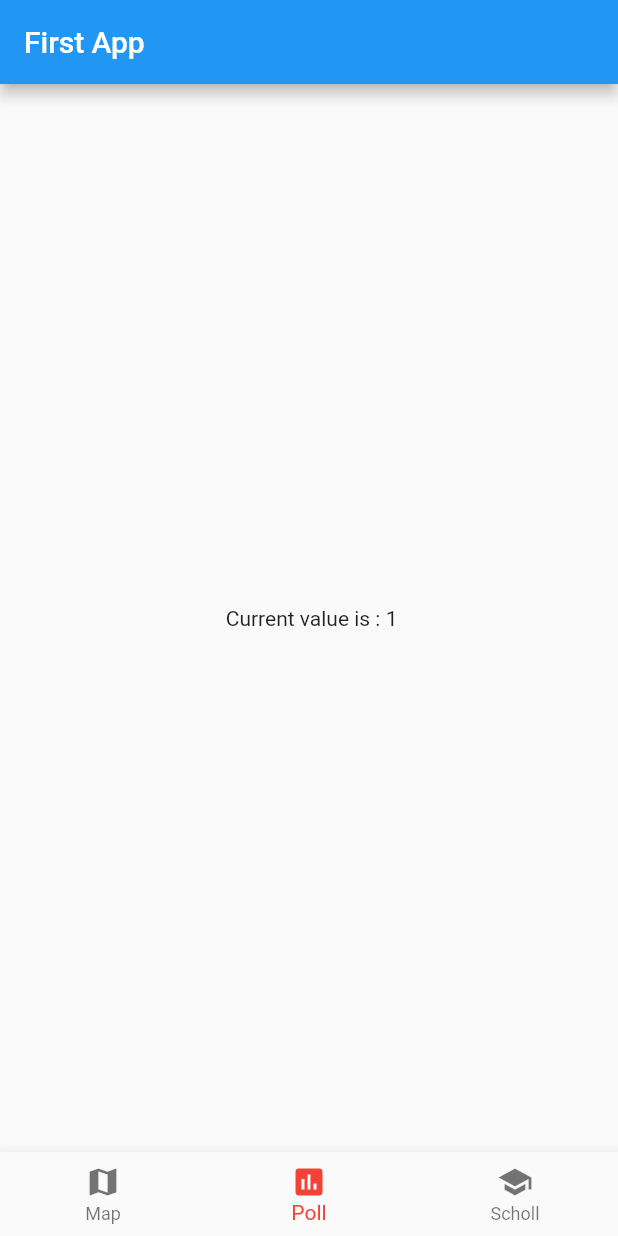
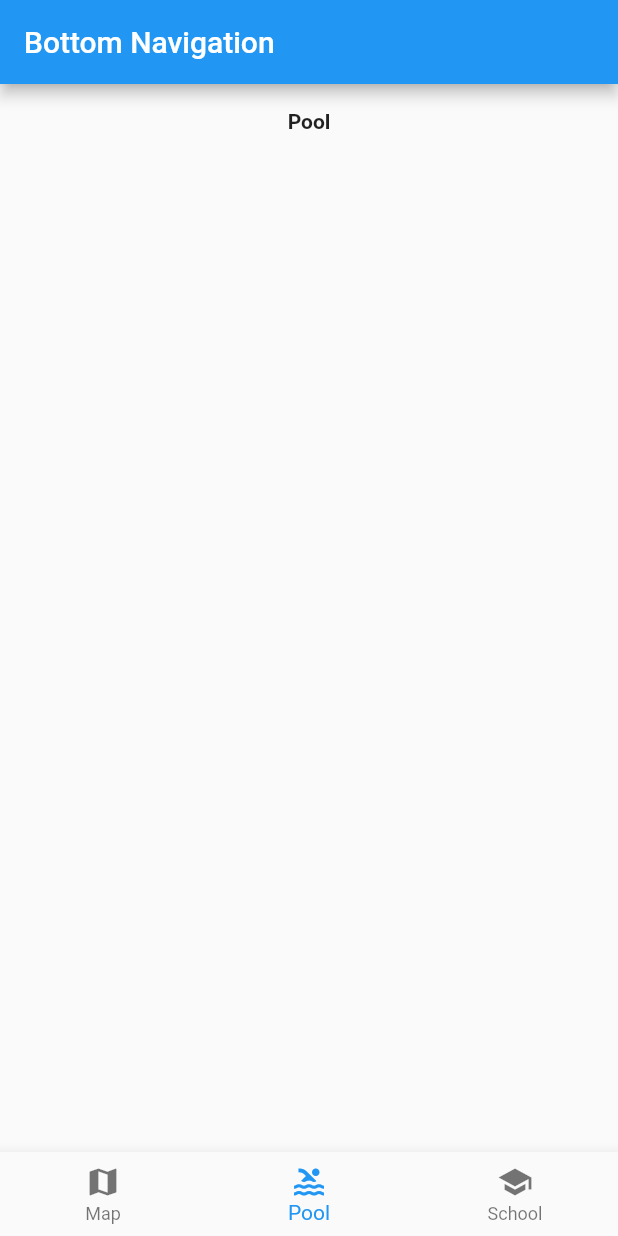
Before and after one commit to fevziomurtekin/flutter_basic_examples, a Flutter app: the screen it shows after launch, item 2 of the bottom bar chosen, on a phone screen of 412 x 824 dp. Run offline on Flutter 3.47's test engine with Material 2 defaults, Android fonts, the phone set to English and light mode, and no system bars; our stand-ins replace charts_flutter.

Commit message:
bottom navigation bar

```diff
--- a/bottomnavigation/lib/main.dart
+++ b/bottomnavigation/lib/main.dart
@@ -14,16 +14,38 @@ class MyApp extends StatefulWidget{
 class _State extends State<MyApp>{
   List<BottomNavigationBarItem> items;
   String _values="";
-  int index=0;
+  final Key mapPage = PageStorageKey('map');
+  final Key poolPage = PageStorageKey('pool');
+  final Key schoolPage = PageStorageKey('school');
+
+  int currentTab = 0;
+  Maps maps;
+  Pools pools;
+  Schools schools;
+  List<Widget> pages;
+  Widget currentPage;
+  final PageStorageBucket bucket = PageStorageBucket();
 
   @override
   void initState() {
     // TODO: implement initState
+
+    maps=new Maps(
+      key:mapPage,
+    );
+
+    pools=new Pools(
+      key: poolPage,
+    );
+
+    schools=new Schools(
+      key:schoolPage,
+    );
+
+    pages=[maps,pools,schools];
+    currentPage = maps;
     super.initState();
-    items=new List();
-    items.add(new BottomNavigationBarItem(icon: new Icon(Icons.map), title: new Text("Map")));
-    items.add(new BottomNavigationBarItem(icon: new Icon(Icons.poll), title: new Text("Poll")));
-    items.add(new BottomNavigationBarItem(icon: new Icon(Icons.school), title: new Text("Scholl")));
+
   }
 
   @override
@@ -31,31 +53,115 @@ class _State extends State<MyApp>{
     // TODO: implement build
     return new Scaffold( // app bar gibi bazı materiallerin bulunduğu sınıf.
       appBar: new AppBar(
-        title: new Text("First App"),
+        title: new Text("Bottom Navigation"),
       ),
-      body: new Container(
-        padding: new EdgeInsets.all(32.0),
-        child: new Center( // center horizontal=true
-          child: new Column(
-            mainAxisAlignment: MainAxisAlignment.center, // center vertical=true.
-            children: <Widget>[
-              new Text(_values),
-            ],
-          ),
-        ),
-      ),
-      bottomNavigationBar: new BottomNavigationBar(
-        items: items, // itemini atadık.
-        fixedColor: Colors.red, //tıklanınca iconunun rengini değişterecek rengi değiştirdik.
-        currentIndex: index,
-        onTap: (int item){
-          setState(() {
-            index=item;
-            _values=" Current value is : ${index.toString()}";
-          });
-        },
-      ), // Alt menu de tab bar oluşturdu.
+      body:PageStorage(
+        bucket: bucket,
+        child: currentPage) ,
+        bottomNavigationBar:new BottomNavigationBar(
+        currentIndex: currentTab,
+        onTap: (int index){
+        setState(() {
+        currentTab=index; // tapa tıklanınca indexini verdik ona göre sayfa değişecek.
+        currentPage=pages[index];
+      });
+    },
+      items: [
+      new BottomNavigationBarItem(
+        icon: new Icon(Icons.map),
+        title: new Text(
+        "Map",
+        style: new TextStyle(
+        fontWeight: FontWeight.bold,
+        fontSize: 14.0
+        ),)),
+      new BottomNavigationBarItem(
+        icon: new Icon(Icons.pool),
+        title: new Text("Pool",
+        style: new TextStyle(
+        fontWeight: FontWeight.bold,
+        fontSize: 14.0
+        ),)),
+      new BottomNavigationBarItem(
+        icon: new Icon(Icons.school),
+        title: new Text("School",
+        style: new TextStyle(
+        fontWeight: FontWeight.bold,
+        fontSize: 14.0
+        ),)),
+        ]),
     );
   }
 
 }
+
+class Maps extends StatefulWidget{
+    Maps({Key key}) : super(key:key);
+
+  @override
+  MapsState createState() => MapsState();
+}
+
+class MapsState extends State<Maps>{
+  @override
+  Widget build(BuildContext context) {
+    // TODO: implement build
+    return new Container(
+      child: new Row(
+        mainAxisAlignment: MainAxisAlignment.center,
+        children: <Widget>[
+          new Padding(padding: EdgeInsets.fromLTRB(0.0, 50.0, 0.0, 0.0)),
+          new Text("Map",style: new TextStyle(fontWeight:FontWeight.bold),),
+        ],
+      ),
+    );
+  }
+}
+
+
+class Pools extends StatefulWidget{
+  Pools({Key key}) : super(key:key);
+
+  @override
+  PoolsState createState() => PoolsState();
+}
+
+class PoolsState extends State<Pools>{
+  @override
+  Widget build(BuildContext context) {
+    // TODO: implement build
+    return new Container(
+      child: new Row(
+        mainAxisAlignment: MainAxisAlignment.center,
+        children: <Widget>[
+          new Padding(padding: EdgeInsets.fromLTRB(0.0, 50.0, 0.0, 0.0)),
+          new Text("Pool",style: new TextStyle(fontWeight:FontWeight.bold),),
+        ],
+      ),
+    );
+  }
+}
+
+
+class Schools extends StatefulWidget{
+  Schools({Key key}) : super(key:key);
+
+  @override
+   SchoolsState createState() => SchoolsState();
+}
+
+class SchoolsState extends State<Schools>{
+  @override
+  Widget build(BuildContext context) {
+    // TODO: implement build
+    return new Container(
+      child: new Row(
+        mainAxisAlignment: MainAxisAlignment.center,
+        children: <Widget>[
+          new Padding(padding: EdgeInsets.fromLTRB(0.0, 50.0, 0.0, 0.0)),
+          new Text("School",style: new TextStyle(fontWeight:FontWeight.bold),),
+        ],
+      ),
+    );
+  }
+}
--- a/snackbar/lib/main.dart
+++ b/snackbar/lib/main.dart
@@ -25,7 +25,7 @@ class _State extends State<MyApp>{
     return new Scaffold(
       key: globalKey, // key veriyoruz. Snackbar için.
       appBar: new AppBar(
-        title: new Text("First App"),
+        title: new Text("Snackbar"),
       ),
       body: new Container(
         padding: new EdgeInsets.all(32.0),
```
Also changed, not shown: 1 other file.
